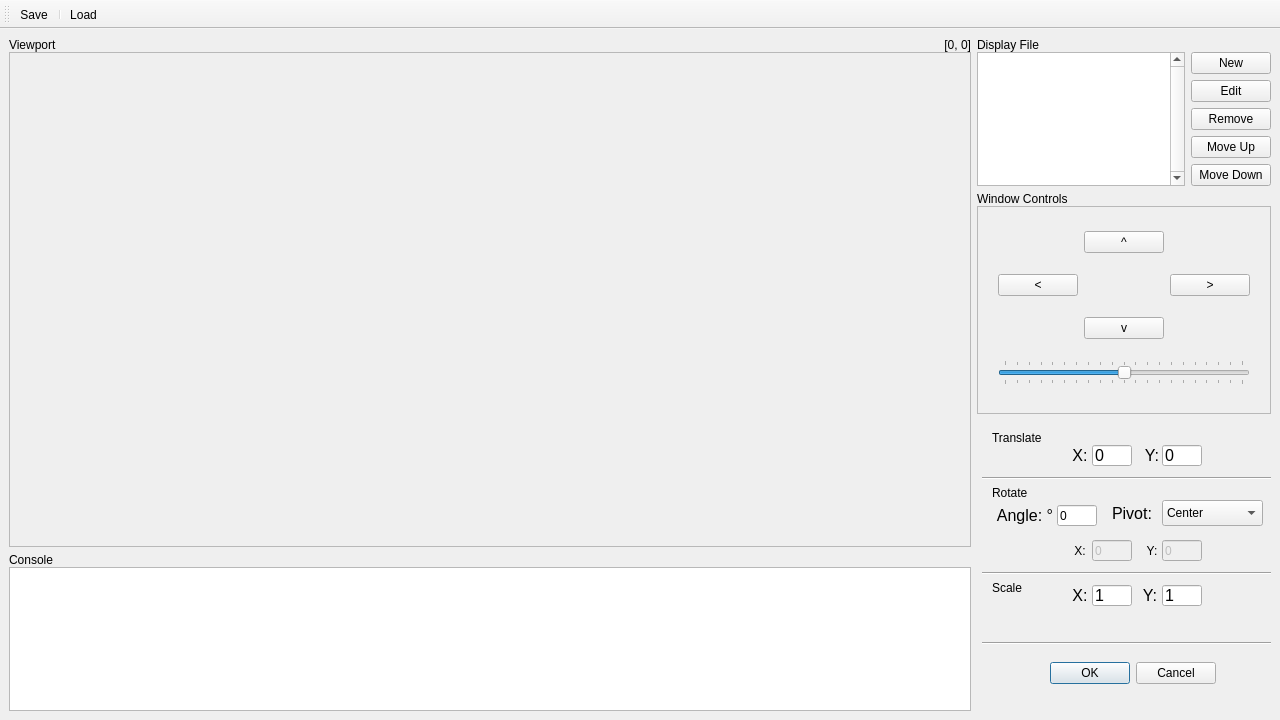
Qt form data/main.ui (RamAddict/Interactive-Graphical-System) before a commit.
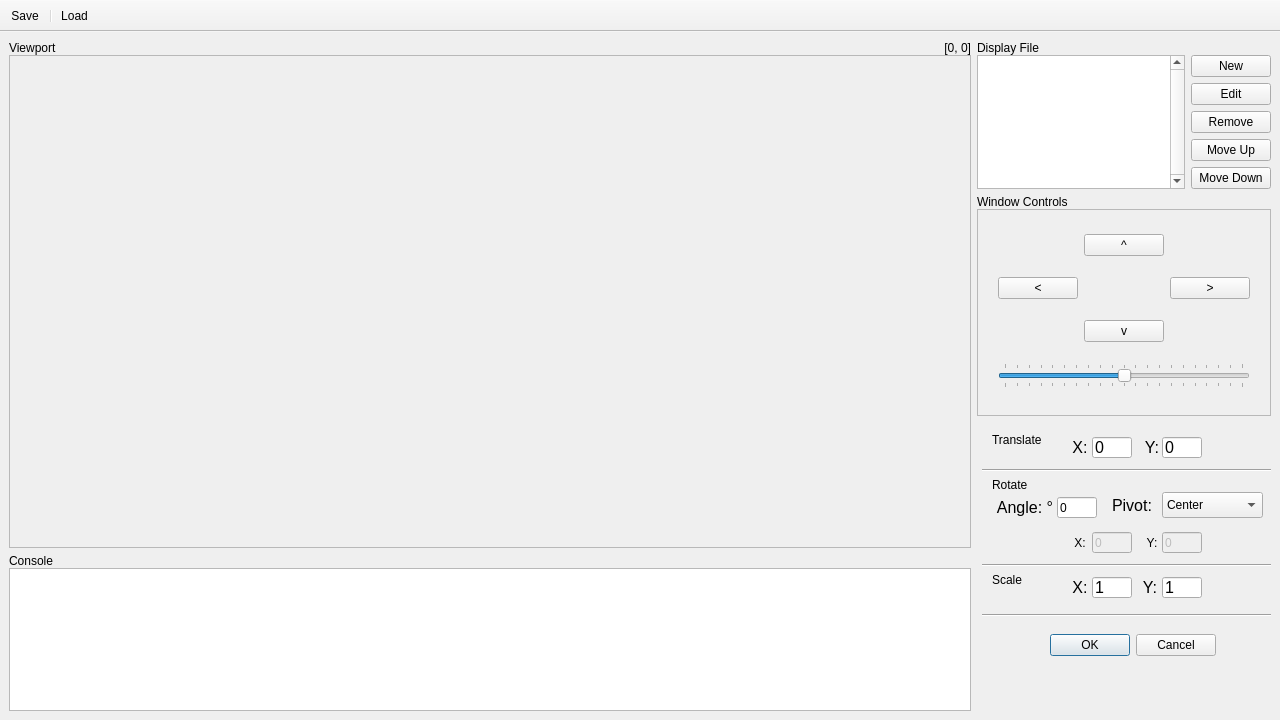
The same form after that commit.

```diff
--- a/data/main.ui
+++ b/data/main.ui
@@ -17,6 +17,12 @@
    <string>Interactive Graphical System - INE5420-CG</string>
   </property>
   <widget class="QWidget" name="centralwidget">
+   <property name="sizePolicy">
+    <sizepolicy hsizetype="Expanding" vsizetype="Expanding">
+     <horstretch>1</horstretch>
+     <verstretch>1</verstretch>
+    </sizepolicy>
+   </property>
    <layout class="QGridLayout" name="gridLayout" rowstretch="4,7,4,5" columnstretch="4,1">
     <item row="0" column="1">
      <layout class="QVBoxLayout" name="displayFileLayout" stretch="0,1">
@@ -209,6 +215,18 @@
       </item>
       <item row="1" column="0" colspan="2">
        <widget class="QFrame" name="canvasFrame">
+        <property name="sizePolicy">
+         <sizepolicy hsizetype="MinimumExpanding" vsizetype="MinimumExpanding">
+          <horstretch>1</horstretch>
+          <verstretch>1</verstretch>
+         </sizepolicy>
+        </property>
+        <property name="minimumSize">
+         <size>
+          <width>200</width>
+          <height>150</height>
+         </size>
+        </property>
         <property name="frameShape">
          <enum>QFrame::StyledPanel</enum>
         </property>
@@ -325,8 +343,8 @@
             <rect>
              <x>0</x>
              <y>0</y>
-             <width>194</width>
-             <height>142</height>
+             <width>306</width>
+             <height>226</height>
             </rect>
            </property>
            <layout class="QVBoxLayout" name="verticalLayout" stretch="0,0">
@@ -436,7 +454,7 @@
         <property name="geometry">
          <rect>
           <x>95</x>
-          <y>25</y>
+          <y>15</y>
           <width>16</width>
           <height>21</height>
          </rect>
@@ -457,7 +475,7 @@
         <property name="geometry">
          <rect>
           <x>15</x>
-          <y>85</y>
+          <y>75</y>
           <width>66</width>
           <height>21</height>
          </rect>
@@ -478,7 +496,7 @@
         <property name="geometry">
          <rect>
           <x>15</x>
-          <y>65</y>
+          <y>55</y>
           <width>42</width>
           <height>16</height>
          </rect>
@@ -491,7 +509,7 @@
         <property name="geometry">
          <rect>
           <x>165</x>
-          <y>25</y>
+          <y>15</y>
           <width>20</width>
           <height>21</height>
          </rect>
@@ -512,7 +530,7 @@
         <property name="geometry">
          <rect>
           <x>5</x>
-          <y>50</y>
+          <y>40</y>
           <width>306</width>
           <height>16</height>
          </rect>
@@ -525,7 +543,7 @@
         <property name="geometry">
          <rect>
           <x>80</x>
-          <y>85</y>
+          <y>75</y>
           <width>40</width>
           <height>21</height>
          </rect>
@@ -541,7 +559,7 @@
         <property name="geometry">
          <rect>
           <x>130</x>
-          <y>80</y>
+          <y>70</y>
           <width>50</width>
           <height>26</height>
          </rect>
@@ -575,7 +593,7 @@
         <property name="geometry">
          <rect>
           <x>115</x>
-          <y>25</y>
+          <y>15</y>
           <width>40</width>
           <height>21</height>
          </rect>
@@ -596,7 +614,7 @@
         <property name="geometry">
          <rect>
           <x>15</x>
-          <y>160</y>
+          <y>150</y>
           <width>42</width>
           <height>16</height>
          </rect>
@@ -609,7 +627,7 @@
         <property name="geometry">
          <rect>
           <x>185</x>
-          <y>25</y>
+          <y>15</y>
           <width>40</width>
           <height>21</height>
          </rect>
@@ -630,7 +648,7 @@
         <property name="geometry">
          <rect>
           <x>70</x>
-          <y>235</y>
+          <y>205</y>
           <width>171</width>
           <height>36</height>
          </rect>
@@ -646,7 +664,7 @@
         <property name="geometry">
          <rect>
           <x>5</x>
-          <y>215</y>
+          <y>185</y>
           <width>306</width>
           <height>16</height>
          </rect>
@@ -659,7 +677,7 @@
         <property name="geometry">
          <rect>
           <x>5</x>
-          <y>145</y>
+          <y>135</y>
           <width>306</width>
           <height>16</height>
          </rect>
@@ -672,7 +690,7 @@
         <property name="geometry">
          <rect>
           <x>185</x>
-          <y>80</y>
+          <y>70</y>
           <width>101</width>
           <height>26</height>
          </rect>
@@ -700,7 +718,7 @@
         <property name="geometry">
          <rect>
           <x>95</x>
-          <y>165</y>
+          <y>155</y>
           <width>16</width>
           <height>21</height>
          </rect>
@@ -721,7 +739,7 @@
         <property name="geometry">
          <rect>
           <x>165</x>
-          <y>165</y>
+          <y>155</y>
           <width>16</width>
           <height>21</height>
          </rect>
@@ -742,7 +760,7 @@
         <property name="geometry">
          <rect>
           <x>115</x>
-          <y>165</y>
+          <y>155</y>
           <width>40</width>
           <height>21</height>
          </rect>
@@ -763,7 +781,7 @@
         <property name="geometry">
          <rect>
           <x>185</x>
-          <y>165</y>
+          <y>155</y>
           <width>40</width>
           <height>21</height>
          </rect>
@@ -784,7 +802,7 @@
         <property name="geometry">
          <rect>
           <x>95</x>
-          <y>120</y>
+          <y>110</y>
           <width>16</width>
           <height>21</height>
          </rect>
@@ -800,7 +818,7 @@
         <property name="geometry">
          <rect>
           <x>165</x>
-          <y>120</y>
+          <y>110</y>
           <width>20</width>
           <height>21</height>
          </rect>
@@ -819,7 +837,7 @@
         <property name="geometry">
          <rect>
           <x>115</x>
-          <y>120</y>
+          <y>110</y>
           <width>40</width>
           <height>21</height>
          </rect>
@@ -838,7 +856,7 @@
         <property name="geometry">
          <rect>
           <x>185</x>
-          <y>120</y>
+          <y>110</y>
           <width>40</width>
           <height>21</height>
          </rect>
@@ -856,8 +874,20 @@
    </layout>
   </widget>
   <widget class="QToolBar" name="toolBar">
-   <property name="windowTitle">
-    <string>toolBar</string>
+   <property name="sizePolicy">
+    <sizepolicy hsizetype="Expanding" vsizetype="Minimum">
+     <horstretch>1</horstretch>
+     <verstretch>0</verstretch>
+    </sizepolicy>
+   </property>
+   <property name="minimumSize">
+    <size>
+     <width>0</width>
+     <height>32</height>
+    </size>
+   </property>
+   <property name="movable">
+    <bool>false</bool>
    </property>
    <property name="floatable">
     <bool>false</bool>
@@ -868,25 +898,19 @@
    <attribute name="toolBarBreak">
     <bool>false</bool>
    </attribute>
-   <addaction name="action_save"/>
+   <addaction name="actionSave"/>
    <addaction name="separator"/>
-   <addaction name="action_load"/>
+   <addaction name="actionLoad"/>
   </widget>
-  <action name="action_save">
+  <action name="actionSave">
    <property name="text">
     <string>Save</string>
    </property>
-   <property name="toolTip">
-    <string>save world to .obj</string>
-   </property>
   </action>
-  <action name="action_load">
+  <action name="actionLoad">
    <property name="text">
     <string>Load</string>
    </property>
-   <property name="toolTip">
-    <string>load .obj file</string>
-   </property>
   </action>
  </widget>
  <resources/>
```
